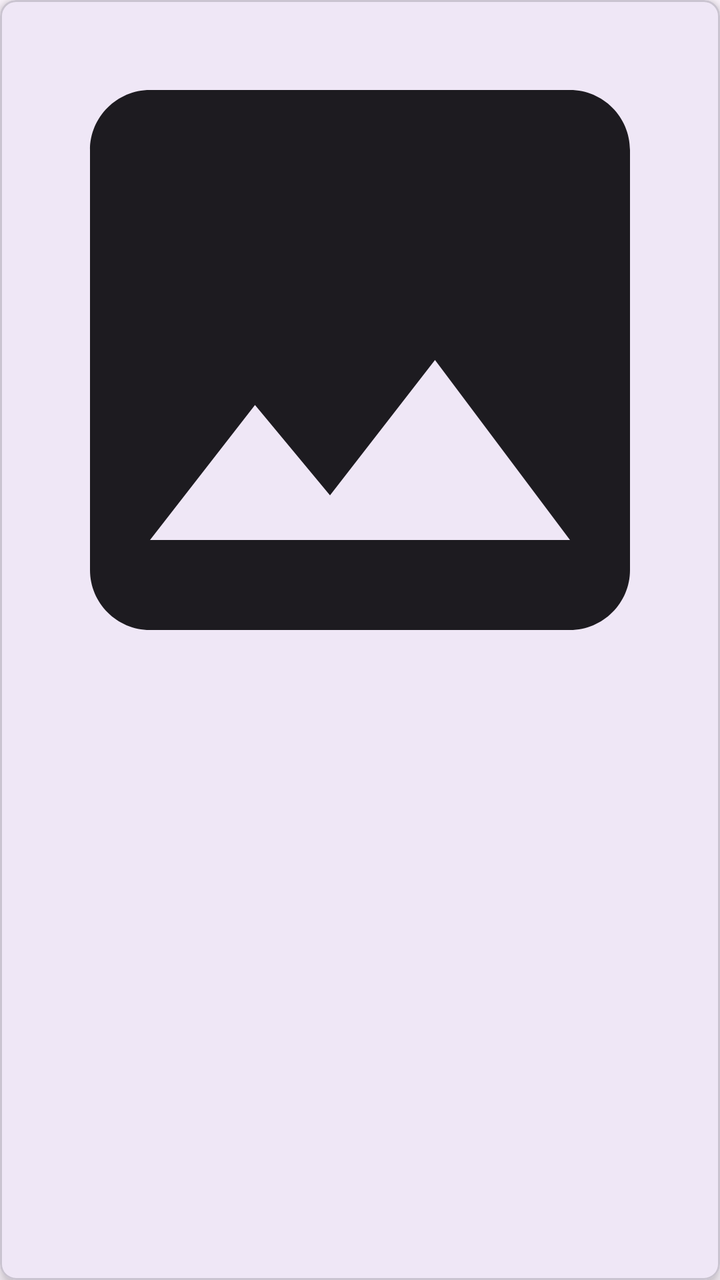
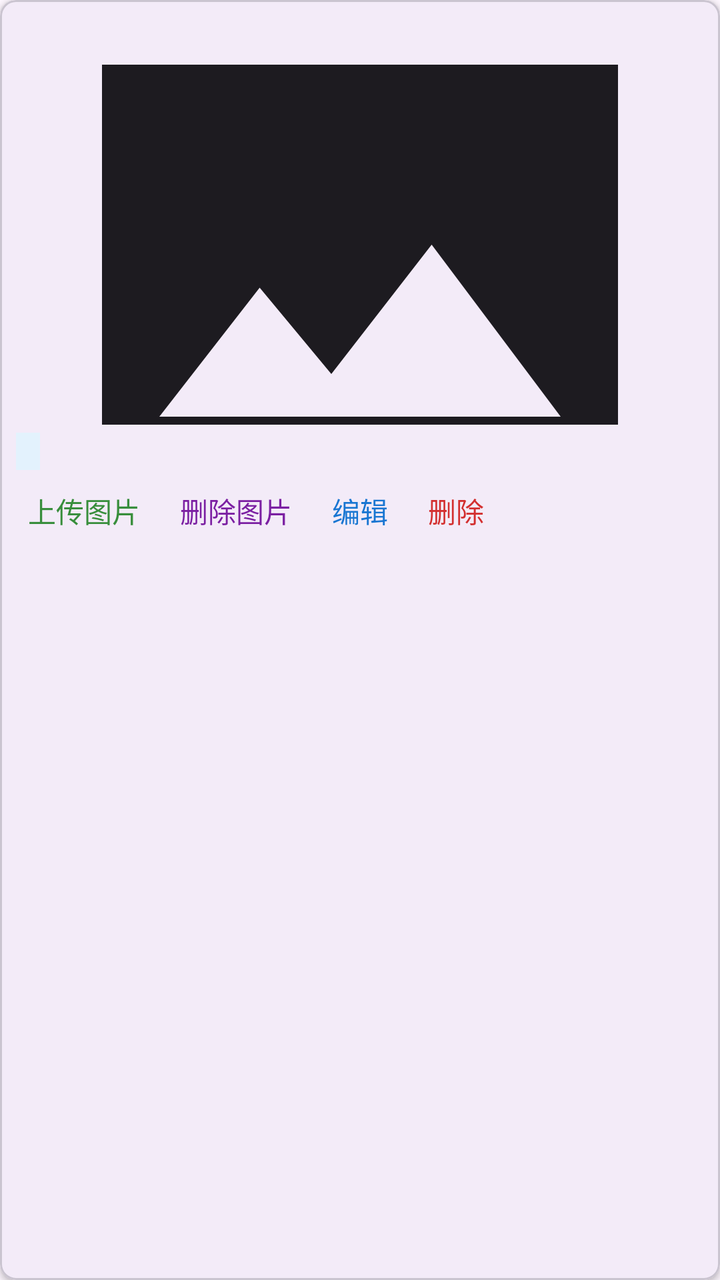

Screens rendered from an Android XML layout before and after an edit, with the pre-edit source and the edit as a unified diff.
<!-- AndroidManifest.xml: application theme Theme.Dehaze -->
<!-- res/layout/item_dataset_image.xml -->
<?xml version="1.0" encoding="utf-8"?>
<com.google.android.material.card.MaterialCardView xmlns:android="http://schemas.android.com/apk/res/android"
    xmlns:app="http://schemas.android.com/apk/res-auto"
    android:layout_width="match_parent"
    android:layout_height="wrap_content"
    android:layout_margin="4dp"
    app:cardCornerRadius="8dp"
    app:cardElevation="4dp">

    <LinearLayout
        android:layout_width="match_parent"
        android:layout_height="wrap_content"
        android:orientation="vertical">

        <ImageView
            android:id="@+id/image_view"
            android:layout_width="match_parent"
            android:layout_height="wrap_content"
            android:adjustViewBounds="true"
            android:scaleType="fitStart"
            android:src="@drawable/ic_image" />

    </LinearLayout>

</com.google.android.material.card.MaterialCardView>
<!-- resources referenced by this layout -->
<resources>
  <!-- drawable ic_image (drawable) -->
  <vector xmlns:android="http://schemas.android.com/apk/res/android"
      android:width="24dp"
      android:height="24dp"
      android:viewportWidth="24"
      android:viewportHeight="24"
      android:tint="?attr/colorOnSurface">
    <path
        android:fillColor="@android:color/white"
        android:pathData="M21,19V5c0,-1.1 -0.9,-2 -2,-2H5c-1.1,0 -2,0.9 -2,2v14c0,1.1 0.9,2 2,2h14c1.1,0 2,-0.9 2,-2zM8.5,13.5l2.5,3.01L14.5,12l4.5,6H5l3.5,-4.5z"/>
  </vector>
  <style name="Theme.Dehaze" parent="Theme.MaterialComponents.DayNight.DarkActionBar">
          
          <item name="colorPrimary">@color/purple_500</item>
          <item name="colorPrimaryVariant">@color/purple_700</item>
          <item name="colorOnPrimary">@color/white</item>
          
          <item name="colorSecondary">@color/teal_200</item>
          <item name="colorSecondaryVariant">@color/teal_700</item>
          <item name="colorOnSecondary">@color/black</item>
          
          <item name="android:statusBarColor">?attr/colorPrimaryVariant</item>
          
      </style>
  <color name="purple_500">#FF6200EE</color>
  <color name="purple_700">#FF3700B3</color>
  <color name="white">#FFFFFFFF</color>
  <color name="teal_200">#FF03DAC5</color>
  <color name="teal_700">#FF018786</color>
  <color name="black">#FF000000</color>
</resources>

<!-- the commit's change to res/layout/item_dataset_image.xml (unified diff, before → after) -->
@@ -5,20 +5,111 @@
     android:layout_height="wrap_content"
     android:layout_margin="4dp"
     app:cardCornerRadius="8dp"
-    app:cardElevation="4dp">
+    app:cardElevation="2dp">
 
     <LinearLayout
         android:layout_width="match_parent"
         android:layout_height="wrap_content"
-        android:orientation="vertical">
+        android:orientation="vertical"
+        android:padding="8dp">
+
+        <LinearLayout
+            android:layout_width="match_parent"
+            android:layout_height="wrap_content"
+            android:gravity="center_vertical"
+            android:orientation="horizontal">
+
+            <CheckBox
+                android:id="@+id/cb_select"
+                android:layout_width="wrap_content"
+                android:layout_height="wrap_content"
+                android:visibility="gone" />
+
+            <TextView
+                android:id="@+id/tv_name"
+                android:layout_width="0dp"
+                android:layout_height="wrap_content"
+                android:layout_weight="1"
+                android:textColor="#000000"
+                android:textSize="15sp"
+                android:textStyle="bold" />
+
+            <TextView
+                android:id="@+id/tv_image_count"
+                android:layout_width="wrap_content"
+                android:layout_height="wrap_content"
+                android:textColor="#757575"
+                android:textSize="12sp" />
+        </LinearLayout>
 
         <ImageView
             android:id="@+id/image_view"
             android:layout_width="match_parent"
+            android:layout_height="180dp"
+            android:layout_marginTop="4dp"
+            android:adjustViewBounds="true"
+            android:scaleType="centerCrop"
+            android:src="@drawable/ic_image" />
+
+        <TextView
+            android:id="@+id/tv_image_type"
+            android:layout_width="wrap_content"
             android:layout_height="wrap_content"
-            android:adjustViewBounds="true"
-            android:scaleType="fitStart"
-            android:src="@drawable/ic_image" />
+            android:layout_marginTop="4dp"
+            android:background="#E3F2FD"
+            android:paddingStart="6dp"
+            android:paddingTop="2dp"
+            android:paddingEnd="6dp"
+            android:paddingBottom="2dp"
+            android:textColor="#1976D2"
+            android:textSize="11sp" />
+
+        <LinearLayout
+            android:id="@+id/layout_actions"
+            android:layout_width="match_parent"
+            android:layout_height="wrap_content"
+            android:layout_marginTop="4dp"
+            android:orientation="horizontal">
+
+            <TextView
+                android:id="@+id/tv_upload_file"
+                android:layout_width="wrap_content"
+                android:layout_height="wrap_content"
+                android:background="?android:attr/selectableItemBackground"
+                android:padding="6dp"
+                android:text="上传图片"
+                android:textColor="#388E3C" />
+
+            <TextView
+                android:id="@+id/tv_delete_file"
+                android:layout_width="wrap_content"
+                android:layout_height="wrap_content"
+                android:layout_marginStart="8dp"
+                android:background="?android:attr/selectableItemBackground"
+                android:padding="6dp"
+                android:text="删除图片"
+                android:textColor="#7B1FA2" />
+
+            <TextView
+                android:id="@+id/tv_edit"
+                android:layout_width="wrap_content"
+                android:layout_height="wrap_content"
+                android:layout_marginStart="8dp"
+                android:background="?android:attr/selectableItemBackground"
+                android:padding="6dp"
+                android:text="编辑"
+                android:textColor="#1976D2" />
+
+            <TextView
+                android:id="@+id/tv_delete"
+                android:layout_width="wrap_content"
+                android:layout_height="wrap_content"
+                android:layout_marginStart="8dp"
+                android:background="?android:attr/selectableItemBackground"
+                android:padding="6dp"
+                android:text="删除"
+                android:textColor="#D32F2F" />
+        </LinearLayout>
 
     </LinearLayout>
 
